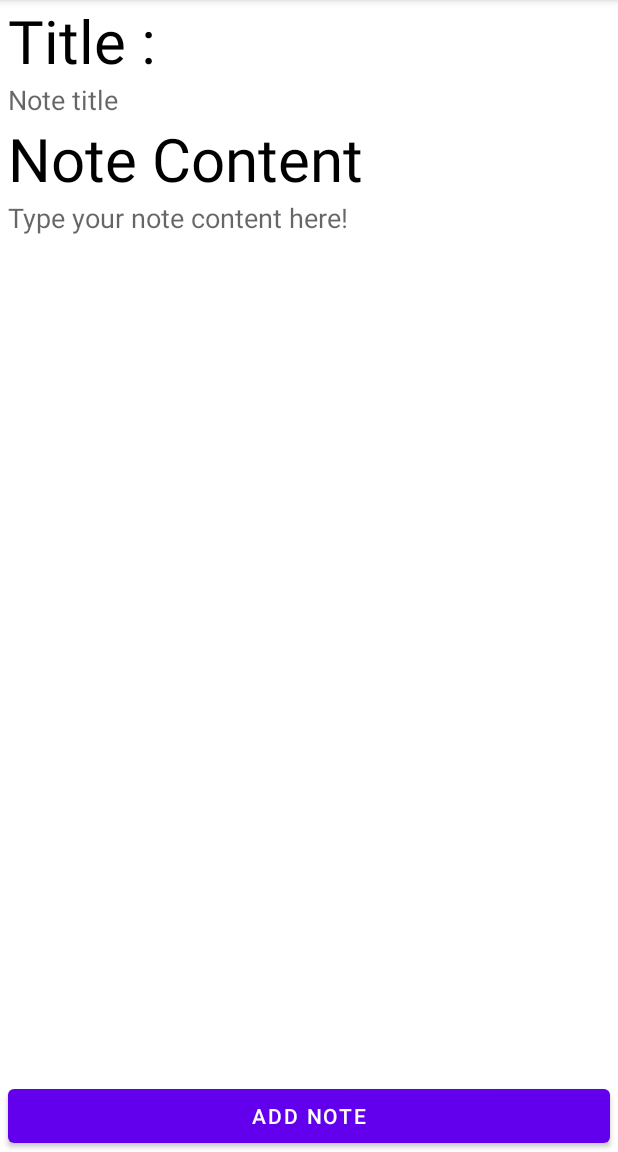
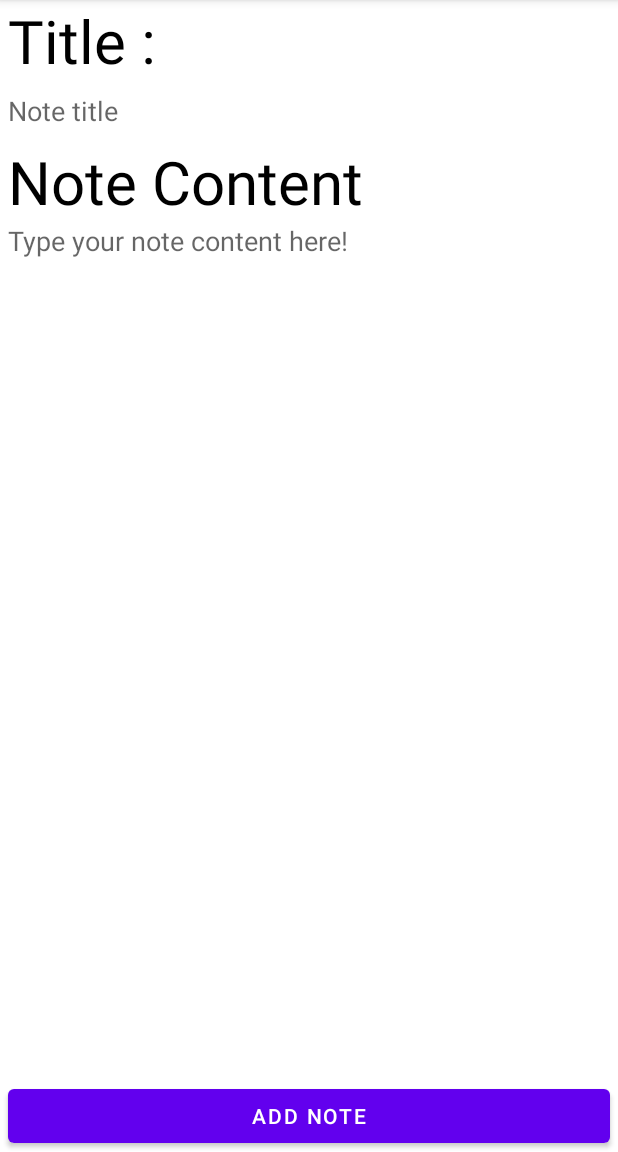
Before and after one commit to VictorDoom022/noteTakerApp, an Android app: the AddNoteActivity screen opened directly, with no data from a screen before it, on a phone screen of 412 x 824 dp, the part 84-1236 px from its top. Run offline under Robolectric (Android 15) with nearby library versions, the phone set to English and light mode, and no system bars.

Commit message:
add/edit note titleEditText minor changes

```diff
--- a/app/src/main/res/layout/activity_add_note.xml
+++ b/app/src/main/res/layout/activity_add_note.xml
@@ -22,7 +22,9 @@
         android:layout_height="wrap_content"
         android:layout_below="@+id/titleText"
         android:hint="Note title"
+        android:height="40dp"
         android:background="@null"
+        android:lines="1"
         android:layout_marginHorizontal="5dp"/>
 
     <TextView
--- a/app/src/main/res/layout/activity_edit_note.xml
+++ b/app/src/main/res/layout/activity_edit_note.xml
@@ -22,8 +22,10 @@
         android:layout_width="match_parent"
         android:layout_height="wrap_content"
         android:layout_below="@+id/editNoteTitleText"
+        android:height="40dp"
         android:hint="Note title"
         android:background="@null"
+        android:lines="1"
         android:layout_marginHorizontal="5dp"/>
 
     <TextView
```
